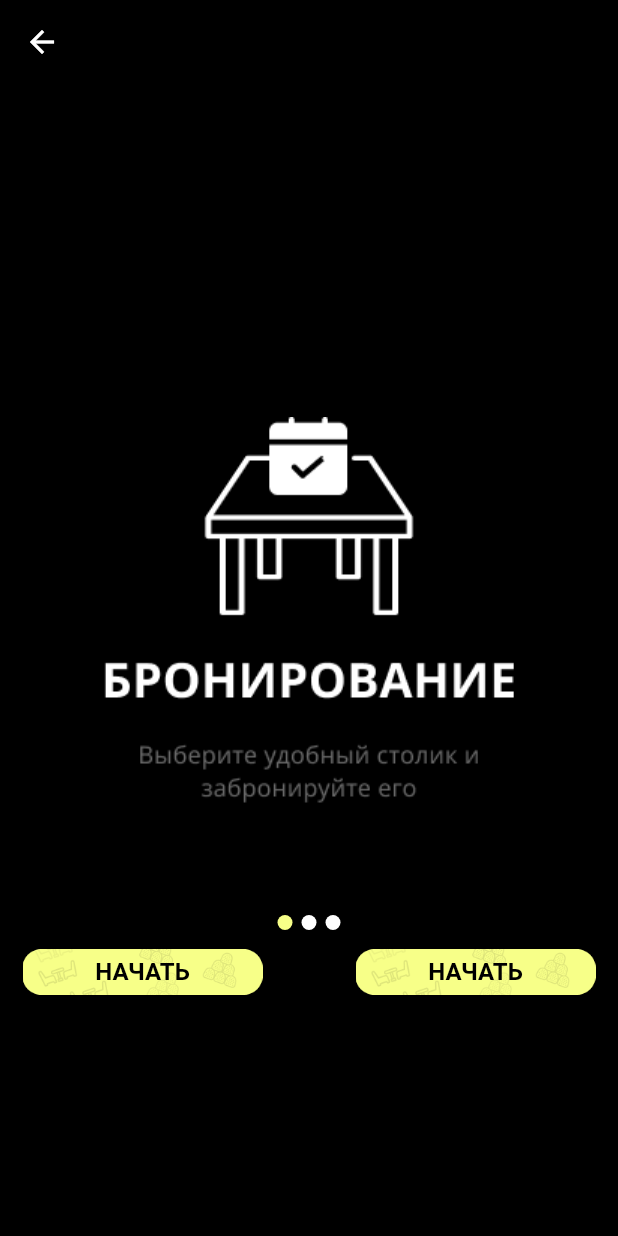
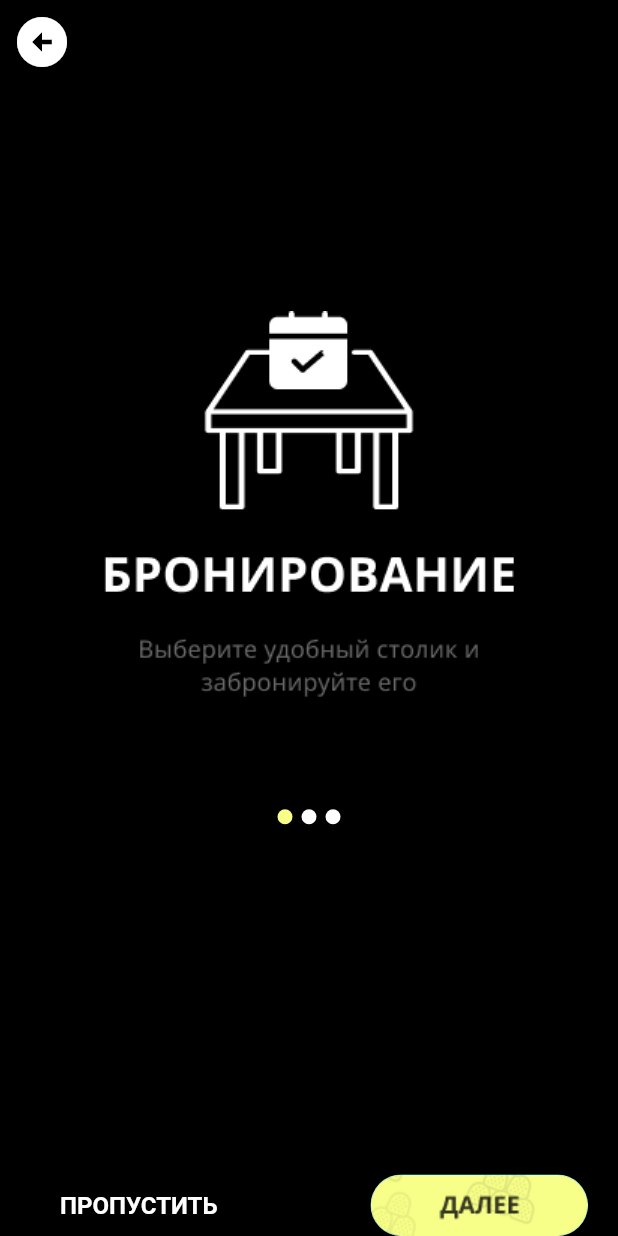
Before and after one commit to Nekori228/Marmelad, a Flutter app: the screen it shows after launch, after a tap on "НАЧАТЬ", on a phone screen of 412 x 824 dp. Run offline on Flutter 3.47's test engine with Material 2 defaults, Android fonts, the light colour scheme and no system bars.

Commit message:
Create sign up. Update helpBooking.dart.

```diff
--- /dev/null
+++ b/lib/pages/appBar.dart
@@ -0,0 +1,22 @@
+import 'package:flutter/material.dart';
+
+class appBarMarmelad extends StatelessWidget with PreferredSizeWidget {
+  @override
+  Widget build(BuildContext context) {
+    return AppBar(
+      backgroundColor: Colors.black,
+      iconTheme: IconThemeData(color: Colors.white),
+      leading: IconButton(
+          icon: Icon(
+            Icons.arrow_circle_left,
+            size: 40,
+          ),
+          onPressed: () {
+            Navigator.pop(context);
+          }),
+    );
+  }
+
+  @override
+  Size get preferredSize => const Size.fromHeight(kToolbarHeight);
+}
--- a/lib/pages/helpBooking.dart
+++ b/lib/pages/helpBooking.dart
@@ -1,4 +1,6 @@
 import 'package:flutter/material.dart';
+import 'package:marmelad/pages/signUp.dart';
+import 'appBar.dart';
 
 class HelpBooking extends StatelessWidget {
   const HelpBooking({Key? key}) : super(key: key);
@@ -7,10 +9,7 @@ class HelpBooking extends StatelessWidget {
   Widget build(BuildContext context) {
     return Scaffold(
       backgroundColor: Colors.black,
-      appBar: AppBar(
-        backgroundColor: Colors.black,
-        iconTheme: IconThemeData(color: Colors.white),
-      ),
+      appBar: appBarMarmelad(),
       body: SafeArea(child: Carousel()),
     );
   }
@@ -27,6 +26,9 @@ class Carousel extends StatefulWidget {
 
 class _CarouselState extends State<Carousel> {
   late PageController _pageController;
+
+  void next() => _pageController.nextPage(
+      duration: Duration(milliseconds: 500), curve: Curves.easeInOut);
 
   List<String> images = [
     "assets/images/frame1.png",
@@ -45,8 +47,8 @@ class _CarouselState extends State<Carousel> {
   @override
   Widget build(BuildContext context) {
     return Column(
-      mainAxisAlignment: MainAxisAlignment.center,
       children: [
+        Spacer(),
         SizedBox(
           width: MediaQuery.of(context).size.width,
           height: 400,
@@ -64,102 +66,67 @@ class _CarouselState extends State<Carousel> {
                 return slider(images, pagePosition, active);
               }),
         ),
-        Row(
+        Container(
+          margin: EdgeInsets.fromLTRB(0, 0, 0, 150),
+          child: Row(
               mainAxisAlignment: MainAxisAlignment.center,
               children: indicators(images.length, activePage)),
+        ),
+        Spacer(),
         Row(
           mainAxisAlignment: MainAxisAlignment.spaceBetween,
           children: [
-            Padding(
-              padding: const EdgeInsets.fromLTRB(15, 0, 0, 0),
-              child: Column(
-                children: [
             Container(
-                    width: 160,
-                    height: 50,
-                    decoration: BoxDecoration(
-                      image: DecorationImage(
-                        image: AssetImage("assets/images/button.png"),
-                      ),
-                    ),
-                    child: Column(
-                      children: [
-                        ElevatedButton(
+              margin: EdgeInsets.fromLTRB(20, 0, 0, 0),
+              child: SizedBox(
+                height: 41,
+                width: 145,
+                child: ElevatedButton(
                   onPressed: () {
-                            Navigator.push(
-                                context,
-                                MaterialPageRoute(
-                                    builder: (context) => HelpBooking()));
+                    setState(() {
+                      next;
+                    });
                   },
+                  clipBehavior: Clip.antiAlias,
                   style: ElevatedButton.styleFrom(
                     elevation: 0,
                     backgroundColor: Colors.black.withOpacity(0),
+                    shape: RoundedRectangleBorder(
+                      borderRadius: BorderRadius.circular(25),
                     ),
-                          child: SizedBox(
-                            width: 160,
-                            height: 50,
-                            child: Center(
+                    padding: EdgeInsets.zero,
+                  ),
                   child: Text(
-                                "НАЧАТЬ",
+                    "ПРОПУСТИТЬ",
                     style: TextStyle(
                         fontSize: 16,
                         fontFamily: "Poppins",
                         fontWeight: FontWeight.w600,
-                                    color: Colors.black),
+                        color: Colors.white),
                   ),
                 ),
               ),
             ),
-                      ],
+            Container(
+              margin: EdgeInsets.fromLTRB(0, 0, 20, 0),
+              child: SizedBox(
+                height: 41,
+                width: 145,
+                child: ElevatedButton(
+                  onPressed: () {
+                    Navigator.push(context,
+                        MaterialPageRoute(builder: (context) => SignUp()));
+                  },
+                  clipBehavior: Clip.antiAlias,
+                  style: ElevatedButton.styleFrom(
+                    shape: RoundedRectangleBorder(
+                      borderRadius: BorderRadius.circular(25),
                     ),
+                    padding: EdgeInsets.zero,
                   ),
-                ],
+                  child: Image.asset('assets/images/button_small.png',
+                      fit: BoxFit.cover),
                 ),
-            ),
-            Padding(
-              padding: const EdgeInsets.fromLTRB(0, 0, 15, 0),
-              child: Column(
-                children: [
-                  Container(
-                    width: 160,
-                    height: 50,
-                    decoration: BoxDecoration(
-                      image: DecorationImage(
-                        image: AssetImage("assets/images/button.png"),
-                      ),
-                    ),
-                    child: Column(
-                      children: [
-                        ElevatedButton(
-                          onPressed: () {
-                            Navigator.push(
-                                context,
-                                MaterialPageRoute(
-                                    builder: (context) => HelpBooking()));
-                          },
-                          style: ElevatedButton.styleFrom(
-                            elevation: 0,
-                            backgroundColor: Colors.black.withOpacity(0),
-                          ),
-                          child: SizedBox(
-                            width: 160,
-                            height: 50,
-                            child: Center(
-                              child: Text(
-                                "НАЧАТЬ",
-                                style: TextStyle(
-                                    fontSize: 16,
-                                    fontFamily: "Poppins",
-                                    fontWeight: FontWeight.w600,
-                                    color: Colors.black),
-                              ),
-                            ),
-                          ),
-                        ),
-                      ],
-                    ),
-                  ),
-                ],
               ),
             ),
           ],
--- a/lib/pages/startsScreen.dart
+++ b/lib/pages/startsScreen.dart
@@ -10,13 +10,13 @@ class startScreen extends StatelessWidget {
     return MaterialApp(
       home: Scaffold(
         backgroundColor: Colors.black,
-        body: SafeArea(
-          child: Container(
+        body: Container(
           constraints: BoxConstraints.expand(),
           decoration: BoxDecoration(
               image: DecorationImage(
                   image: AssetImage("assets/background/startScreen.png"),
                   fit: BoxFit.cover)),
+          child: SafeArea(
             child: Column(
               mainAxisAlignment: MainAxisAlignment.center,
               crossAxisAlignment: CrossAxisAlignment.center,
@@ -25,7 +25,16 @@ class startScreen extends StatelessWidget {
                   alignment: Alignment.centerLeft,
                   child: Padding(
                     padding: const EdgeInsets.fromLTRB(15, 10, 0, 0),
-                    child: Text(
+                    child: Column(
+                      children: [
+                        Stack(
+                          children: [
+                            Container(
+                              margin: EdgeInsets.fromLTRB(170, 0, 110, 0),
+                              child: Image.asset("assets/images/logo.png",
+                                  fit: BoxFit.cover),
+                            ),
+                            Text(
                               'MARMELAD',
                               style: TextStyle(
                                   color: Color(0xFFFFFFFF),
@@ -33,18 +42,19 @@ class startScreen extends StatelessWidget {
                                   fontFamily: "Poppins",
                                   fontWeight: FontWeight.bold),
                             ),
-                  ),
-                ),
-                Align(
-                  alignment: Alignment.centerLeft,
-                  child: Padding(
-                    padding: const EdgeInsets.fromLTRB(15, 0, 0, 10),
+                            Container(
+                              margin: EdgeInsets.fromLTRB(0, 50, 0, 0),
                               child: Text(
                                 'LOUNGE BAR',
                                 style: TextStyle(
                                     color: Color(0xFFFFFFFF).withOpacity(0.4),
                                     fontSize: 20,
                                     fontFamily: "Poppins"),
+                              ),
+                            ),
+                          ],
+                        ),
+                      ],
                     ),
                   ),
                 ),
--- a/pubspec.yaml
+++ b/pubspec.yaml
@@ -78,7 +78,11 @@ flutter:
   fonts:
    - family: Poppins
      fonts:
-       - asset: assets/fonts/Poppins-Regular.ttf
+      - asset: assets/fonts/Poppins-Regular.ttf
+   - family: Overpass-Black
+     fonts:
+      - asset: assets/fonts/Overpass-Black.ttf
+
   #
   # For details regarding fonts from package dependencies,
   # see https://flutter.dev/custom-fonts/#from-packages
```
Also changed, not shown: lib/pages/appBar2.dart (added, +32 -0 lines), lib/pages/signUp.dart (added, +25 -0 lines), lib/pages/theme.dart (added, +12 -0 lines), assets/fonts/Overpass-Black.ttf (added), assets/images/button_small.png (added), assets/images/goback.png (added), assets/images/logo.png (added), pubspec.lock. Lines whose indentation alone changed are shown as unchanged.
